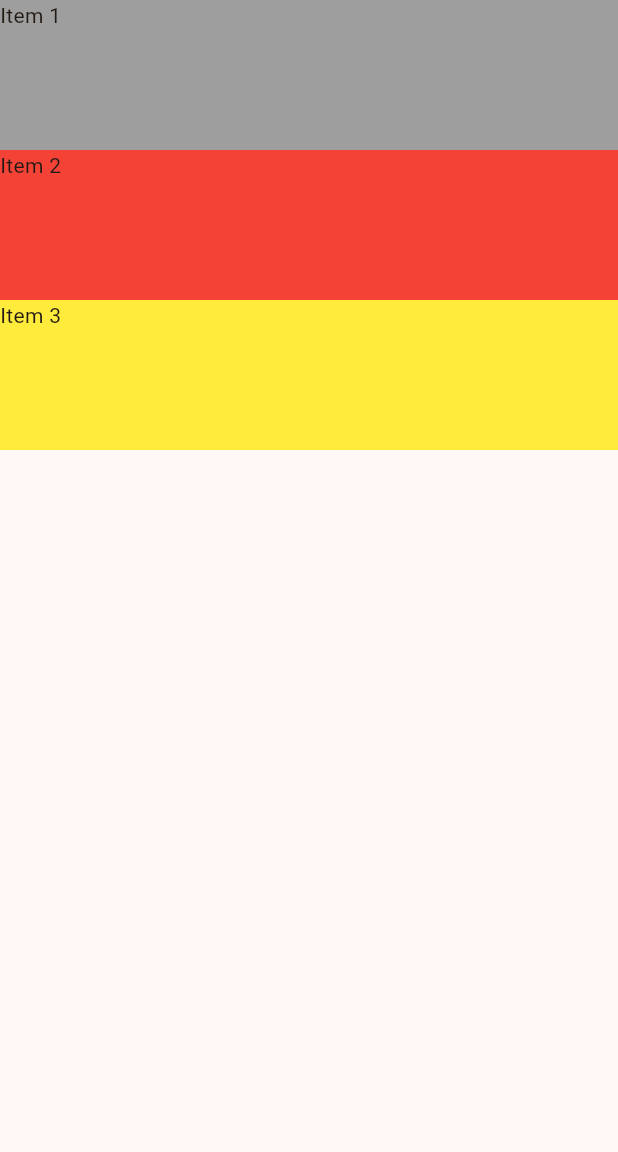
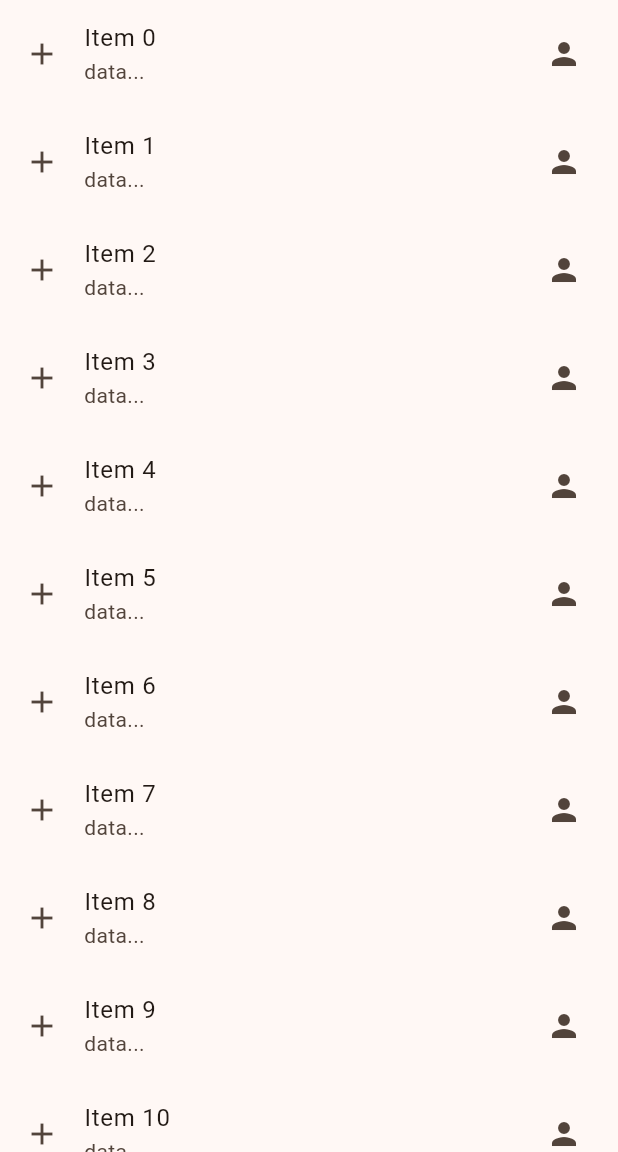
Before and after one commit to cinnee-pcy/newtestapp, a Flutter app: the screen it shows after launch, on a phone screen of 412 x 824 dp, the part 84-1236 px from its top. Run offline on Flutter 3.47's test engine with Material 3 defaults, Android fonts, the phone set to English and light mode, and no system bars.

Commit message:
ListViewBuilder

```diff
--- a/lib/main.dart
+++ b/lib/main.dart
@@ -28,28 +28,16 @@ class MyApp extends StatelessWidget {
             leading: const Icon(Icons.people),
             backgroundColor: const Color.fromARGB(255, 180, 5, 5),
           ),
-          body: ListView(
-            children: [
-              Container(
-                height: 100,
-                width: double.infinity,
-                color: Colors.grey,
-                child: const Text('Item 1'),
-              ),
-              Container(
-                height: 100,
-                width: double.infinity,
-                color: Colors.red,
-                child: const Text('Item 2'),
-              ),
-              Container(
-                height: 100,
-                width: double.infinity,
-                color: Colors.yellow,
-                child: const Text('Item 3'),
-              )
-            ],
-          ),
+          body: ListView.builder(
+              itemCount: 20,
+              itemBuilder: (context, index) {
+                return ListTile(
+                  leading: const Icon(Icons.add),
+                  title: Text('Item $index'),
+                  subtitle: const Text('data...'),
+                  trailing: const Icon(Icons.person),
+                );
+              }),
         )
         // hhdufs
         );
```
